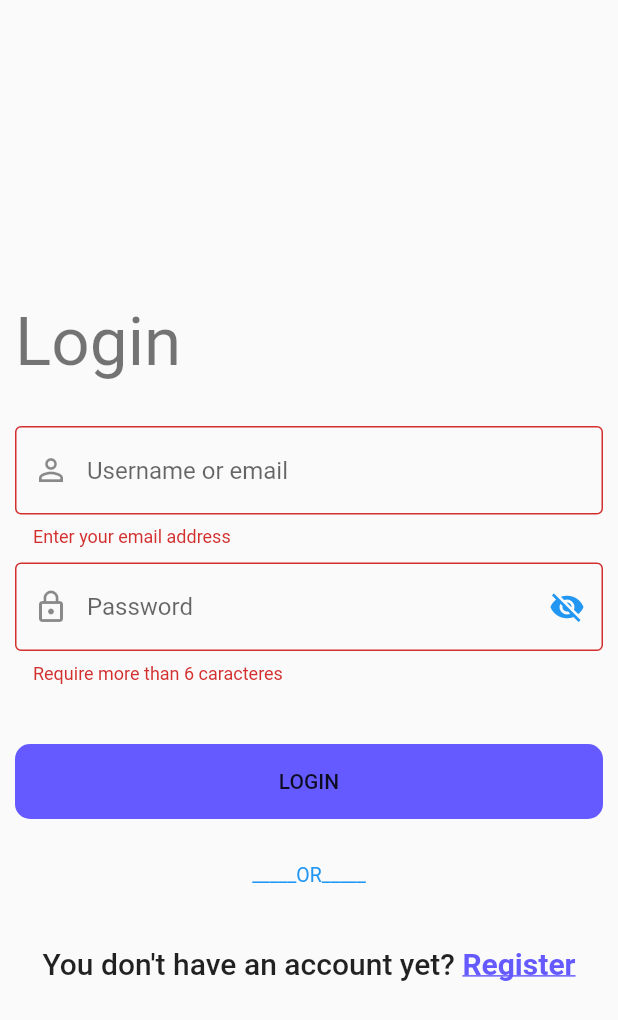
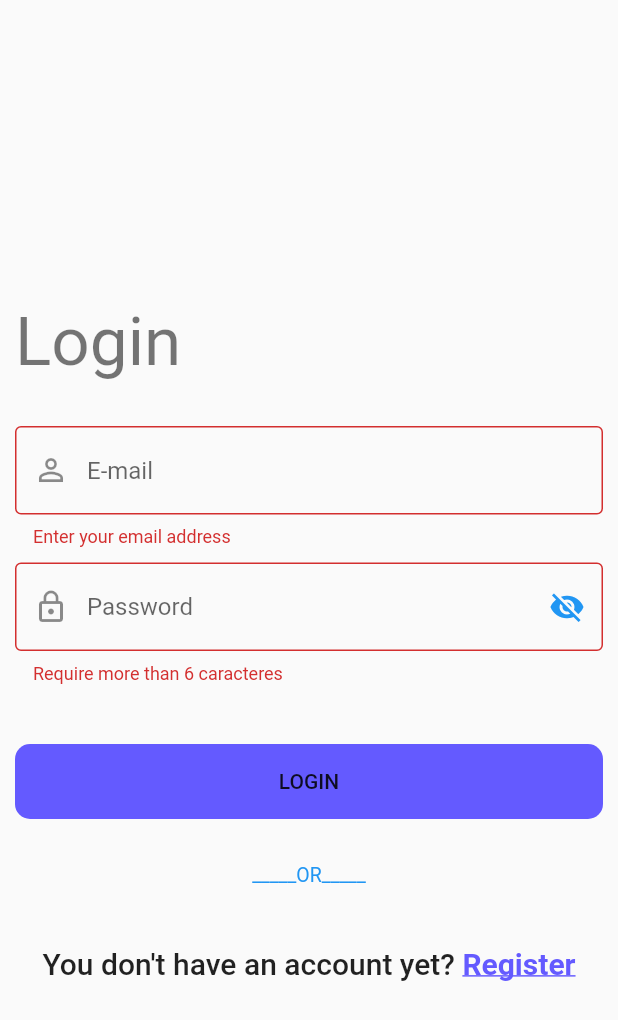
Before and after one commit to Abra-ora/projet-jee-frontend-flutter, a Flutter app: the screen it shows after launch, after a tap on "LOGIN", on a phone screen of 412 x 824 dp. Shown: the top 1020 px of the screen. Run offline on Flutter 3.47's test engine with Material 2 defaults, Android fonts, the phone set to English and light mode, and no system bars; network calls fail.

Commit message:
sec commit

```diff
--- a/lib/api.dart
+++ b/lib/api.dart
@@ -26,7 +26,7 @@ class api extends ChangeNotifier{
     _LogedInStatus = value;
   }
 
-   status get RzgistredInStattus => _RzgistredInStattus;
+  status get RzgistredInStattus => _RzgistredInStattus;
 
   set RzgistredInStattus(status value) {
     _RzgistredInStattus = value;
@@ -43,7 +43,6 @@ class api extends ChangeNotifier{
         'Content-Type': 'application/json; charset=UTF-8',
       }
     );
-
   }
 
    Future<http.Response> login(data) async {
@@ -57,8 +56,5 @@ class api extends ChangeNotifier{
            'Content-Type': 'application/json; charset=UTF-8',
          }
      );
-
    }
-
-
 }
--- a/lib/screens/login.dart
+++ b/lib/screens/login.dart
@@ -81,7 +81,7 @@ class _LoginPageState extends State<LoginPage> {
                   decoration: InputDecoration(
                     prefixIcon: Icon(Icons.person_outline),
                     border: OutlineInputBorder(),
-                    hintText: 'Username or email',
+                    hintText: 'E-mail',
                   ),
                 ),
                 SizedBox(
@@ -142,7 +142,7 @@ class _LoginPageState extends State<LoginPage> {
                         var response = await api().login(data);
                         if (response.statusCode == 200) {
                           ScaffoldMessenger.of(context).showSnackBar(SnackBar(
-                            content: Text("success"),
+                            content: Text("You are logged in successfuly"),
                           ));
                           Navigator.push(
                             context,
```
Also changed, not shown: lib/screens/home.dart (+18 -1 lines), lib/module/User.dart (renamed from lib/User.dart).
